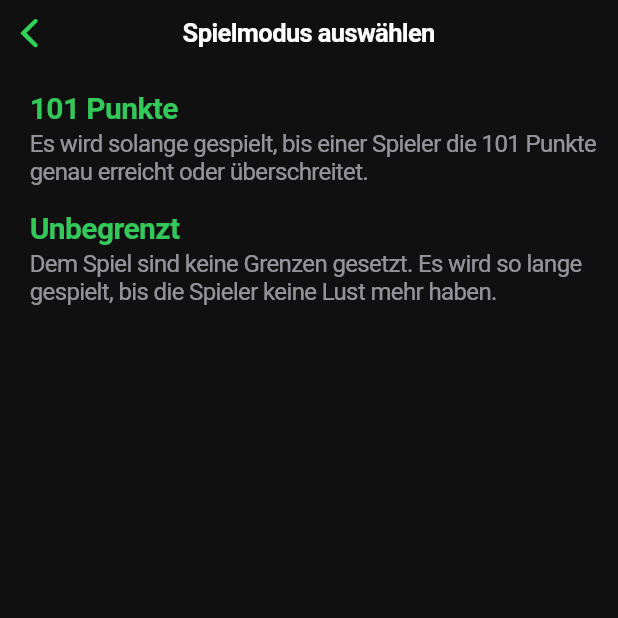
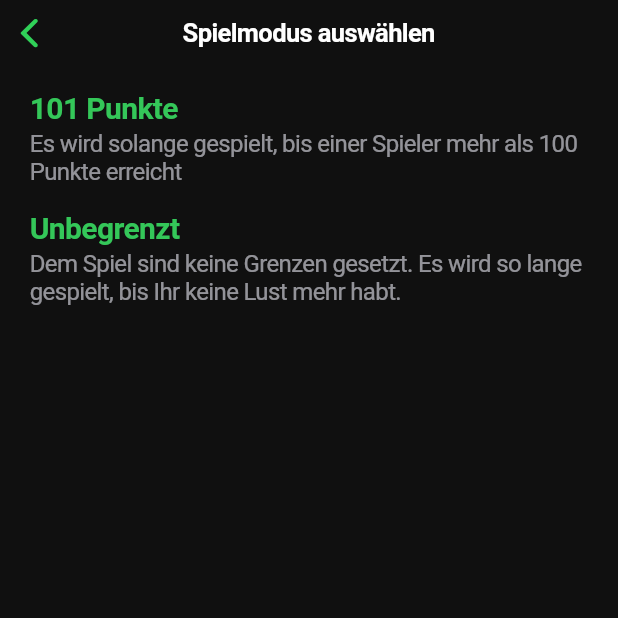
Before and after one commit to flixcoo/Cabo-Counter, a Flutter app: the ModeSelectionMenu screen opened directly, on a phone screen of 412 x 824 dp, the top half of it. Run offline on Flutter 3.47's test engine with Material 3 defaults, Android fonts, the phone set to English and light mode, and no system bars; our stand-ins replace flutter_keyboard_visibility, font_awesome_flutter, package_info_plus.

Commit message:
Changed mode description text and return type of widget

```diff
--- a/lib/views/mode_selection_view.dart
+++ b/lib/views/mode_selection_view.dart
@@ -18,13 +18,12 @@ class ModeSelectionMenu extends StatelessWidget {
             child: CupertinoListTile(
               title: Text('101 Punkte', style: Styles.modeTitle),
               subtitle: const Text(
-                'Es wird solange gespielt, bis einer Spieler die 101 Punkte '
-                'genau erreicht oder überschreitet.',
+                'Es wird solange gespielt, bis einer Spieler mehr als 100 Punkte erreicht',
                 style: Styles.modeDescription,
                 maxLines: 3,
               ),
               onTap: () {
-                Navigator.pop(context, '101 Punkte');
+                Navigator.pop(context, true);
               },
             ),
           ),
@@ -34,12 +33,12 @@ class ModeSelectionMenu extends StatelessWidget {
               title: Text('Unbegrenzt', style: theme.modeTitle),
               subtitle: const Text(
                 'Dem Spiel sind keine Grenzen gesetzt. Es wird so lange '
-                'gespielt, bis die Spieler keine Lust mehr haben.',
+                'gespielt, bis Ihr keine Lust mehr habt.',
                 style: Styles.modeDescription,
                 maxLines: 3,
               ),
               onTap: () {
-                Navigator.pop(context, 'Unbegrenzt');
+                Navigator.pop(context, false);
               },
             ),
           ),
```
Also changed, not shown: lib/views/create_game_view.dart (+10 -5 lines).
